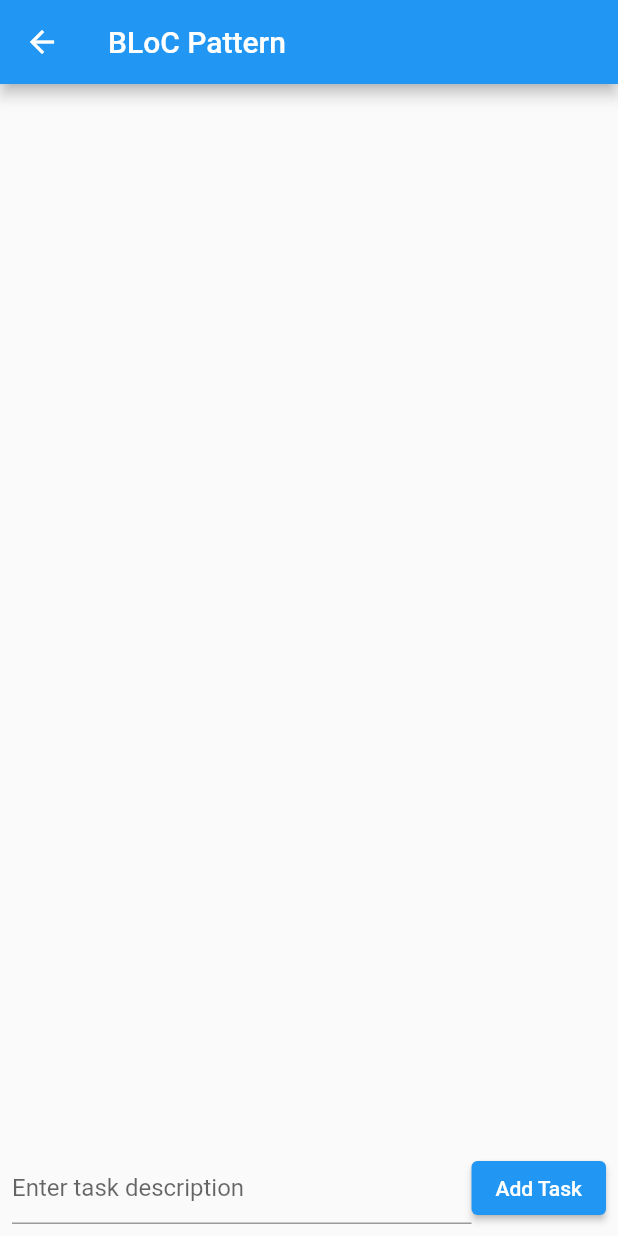
After one commit to wahajkhalil/assigments, a Flutter app: the screen it shows after launch, after a tap on "Press For BlocAssignment", on a phone screen of 412 x 824 dp. The commit adds this screen. Run offline on Flutter 3.47's test engine with Material 2 defaults, Android fonts, the light colour scheme and no system bars; our stand-ins replace bloc, flutter_bloc.

Commit message:
assigment 3 code pushed

```diff
--- /dev/null
+++ b/lib/Block/Block.dart
@@ -0,0 +1,57 @@
+import 'package:bloc/bloc.dart';
+import 'package:flutterapp/Provider/TaskProvider.dart';
+
+// Events
+abstract class TaskEvent {}
+
+class AddTaskEvent extends TaskEvent {
+  final String description;
+
+  AddTaskEvent(this.description);
+}
+
+class RemoveTaskEvent extends TaskEvent {
+  final int index;
+
+  RemoveTaskEvent(this.index);
+}
+
+class ToggleTaskEvent extends TaskEvent {
+  final int index;
+  final bool isCompleted;
+
+  ToggleTaskEvent(this.index, this.isCompleted);
+}
+
+// States
+abstract class TaskState {}
+
+class TaskListState extends TaskState {
+  final List<Task> tasks;
+
+  TaskListState(this.tasks);
+}
+
+// BLoC
+class TaskBloc extends Bloc<TaskEvent, TaskState> {
+  List<Task> _tasks = [];
+
+  // Pass an initial state to the constructor
+  TaskBloc() : super(TaskListState([])) {
+    // Register event handlers using the 'on' method
+    on<AddTaskEvent>((event, emit) {
+      _tasks.add(Task(event.description, false));
+      emit(TaskListState(List.from(_tasks)));
+    });
+
+    on<RemoveTaskEvent>((event, emit) {
+      _tasks.removeAt(event.index);
+      emit(TaskListState(List.from(_tasks)));
+    });
+
+    on<ToggleTaskEvent>((event, emit) {
+      _tasks[event.index].isCompleted = event.isCompleted;
+      emit(TaskListState(List.from(_tasks)));
+    });
+  }
+}
--- /dev/null
+++ b/lib/Block/BlockAssigment.dart
@@ -0,0 +1,88 @@
+import 'package:flutter/material.dart';
+import 'package:flutter_bloc/flutter_bloc.dart';
+import 'package:flutterapp/Block/Block.dart';
+
+class BlocAssignment extends StatelessWidget {
+  TextEditingController taskController = TextEditingController();
+
+  @override
+  Widget build(BuildContext context) {
+    return BlocProvider(
+      create: (context) => TaskBloc(),
+      child: Scaffold(
+        appBar: AppBar(
+          title: Text('BLoC Pattern'),
+        ),
+        body: BlocBuilder<TaskBloc, TaskState>(
+          builder: (context, state) {
+            if (state is TaskListState) {
+              final tasks = state.tasks;
+
+              return Column(
+                children: [
+                  Expanded(
+                    child: ListView.builder(
+                      itemCount: tasks.length,
+                      itemBuilder: (context, index) {
+                        return ListTile(
+                          title: Text(tasks[index].description),
+                          subtitle: Text(
+                              tasks[index].isCompleted ? 'Completed' : 'Pending'),
+                          leading: Checkbox(
+                            value: tasks[index].isCompleted,
+                            onChanged: (value) {
+                              context.read<TaskBloc>().add(
+                                ToggleTaskEvent(index, value ?? false),
+                              );
+                            },
+                          ),
+                          trailing: IconButton(
+                            icon: Icon(Icons.delete),
+                            onPressed: () {
+                              context.read<TaskBloc>().add(
+                                RemoveTaskEvent(index),
+                              );
+                            },
+                          ),
+                        );
+                      },
+                    ),
+                  ),
+                  Padding(
+                    padding: const EdgeInsets.all(8.0),
+                    child: Row(
+                      children: [
+                        Expanded(
+                          child: TextField(
+                            controller: taskController,
+                            decoration: InputDecoration(
+                              hintText: 'Enter task description',
+                            ),
+                          ),
+                        ),
+                        ElevatedButton(
+                          onPressed: () {
+                            String description = taskController.text;
+                            if (description.isNotEmpty) {
+                              context.read<TaskBloc>().add(
+                                AddTaskEvent(description),
+                              );
+                              taskController.clear();
+                            }
+                          },
+                          child: Text('Add Task'),
+                        ),
+                      ],
+                    ),
+                  ),
+                ],
+              );
+            }
+
+            return Container(); // Placeholder for loading state or other states
+          },
+        ),
+      ),
+    );
+  }
+}
--- a/lib/main.dart
+++ b/lib/main.dart
@@ -1,4 +1,5 @@
 import 'package:flutter/material.dart';
+import 'package:flutterapp/Block/BlockAssigment.dart';
 import 'package:flutterapp/Provider/TaskProvider.dart';
 import 'package:flutterapp/SetState/TaskSetState.dart';
  import 'package:provider/provider.dart';
@@ -27,11 +28,15 @@ class HomePage extends StatelessWidget {
 Widget build(BuildContext context) {
   return Scaffold(
     appBar: AppBar(
-      title: Text('Simple SetState'),
+      title: Text('Assigment 3'),
     ),
     body: Center(
+
       child: Column(
-         children: [
+        mainAxisAlignment: MainAxisAlignment.center,
+
+        children: [
+           SizedBox(height: 16),
           ElevatedButton(
             onPressed: () {
               Navigator.push(
@@ -44,6 +49,16 @@ Widget build(BuildContext context) {
 
           SizedBox(height: 16),
           ElevatedButton(
+            onPressed: () {
+              Navigator.push(
+                context,
+                MaterialPageRoute(builder: (context) =>
+                    BlocAssignment()
+                   ),
+              );
+            },
+            child: Text('Press For BlocAssignment'),
+          ),     SizedBox(height: 16), ElevatedButton(
             onPressed: () {
               Navigator.push(
                 context,
```
